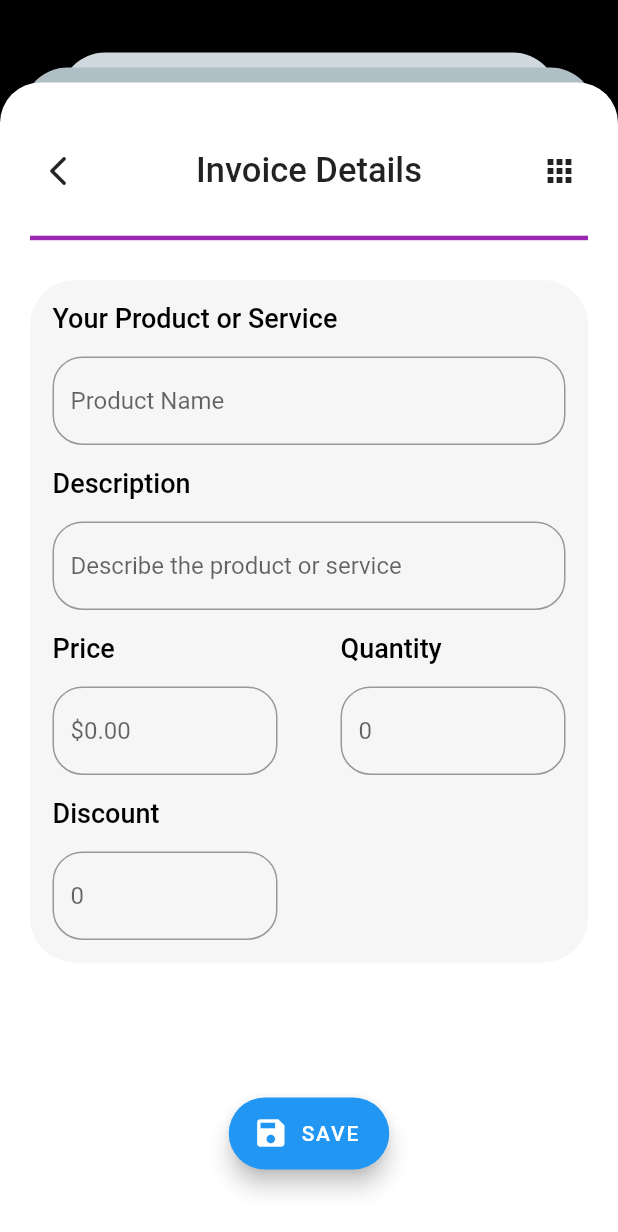
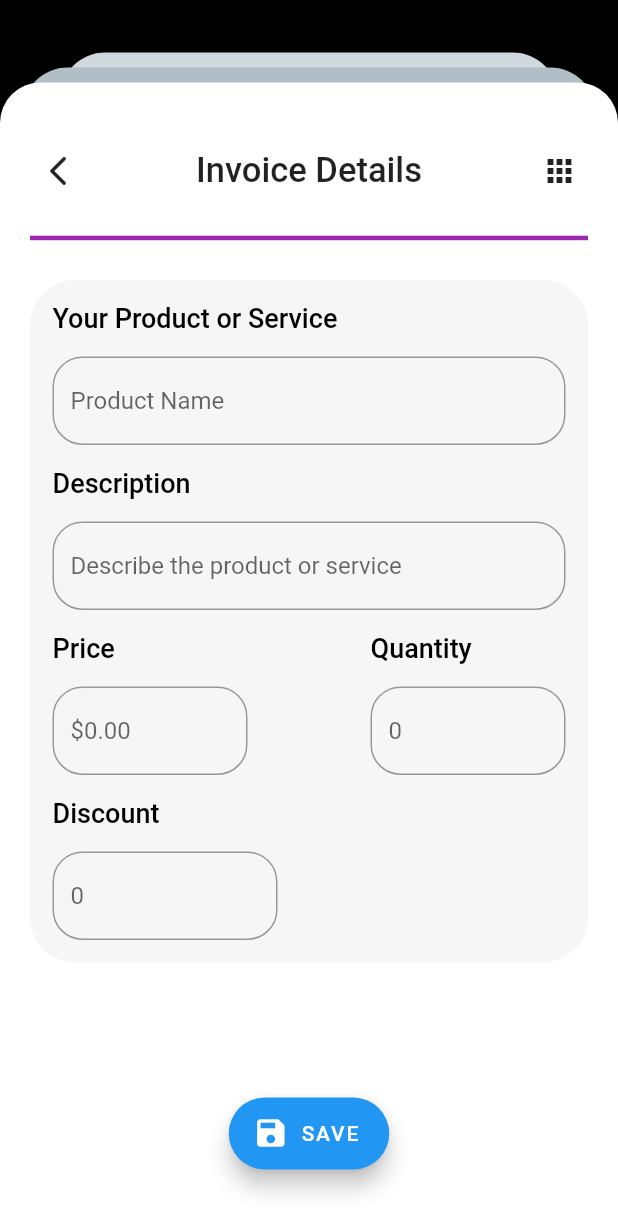
Before and after one commit to dharmishthamakwana/invoice_genretor, a Flutter app: the InvoiceDetailsPage screen opened by its route, scrolled down 1728 dp, on a phone screen of 412 x 824 dp. Shown: the top 1232 px of the screen. Run offline on Flutter 3.47's test engine with Material 2 defaults, Android fonts, the light colour scheme and no system bars; our stand-ins replace image_picker, open_file, pdf.

Commit message:
invoice_genretor

```diff
--- a/lib/screen/detiles.dart
+++ b/lib/screen/detiles.dart
@@ -426,7 +426,7 @@ class _InvoiceDetailsPageState extends State<InvoiceDetailsPage> {
                                               ),
                                               const SizedBox(height: 15),
                                               SizedBox(
-                                                width: 150,
+                                                width: 130,
                                                 child: textFormFields(
                                                   controller:
                                                   _productPriceController,
@@ -454,7 +454,7 @@ class _InvoiceDetailsPageState extends State<InvoiceDetailsPage> {
                                               ),
                                               const SizedBox(height: 15),
                                               SizedBox(
-                                                width: 150,
+                                                width: 130,
                                                 child: textFormFields(
                                                   controller:
                                                   _productQuantityController,
```
